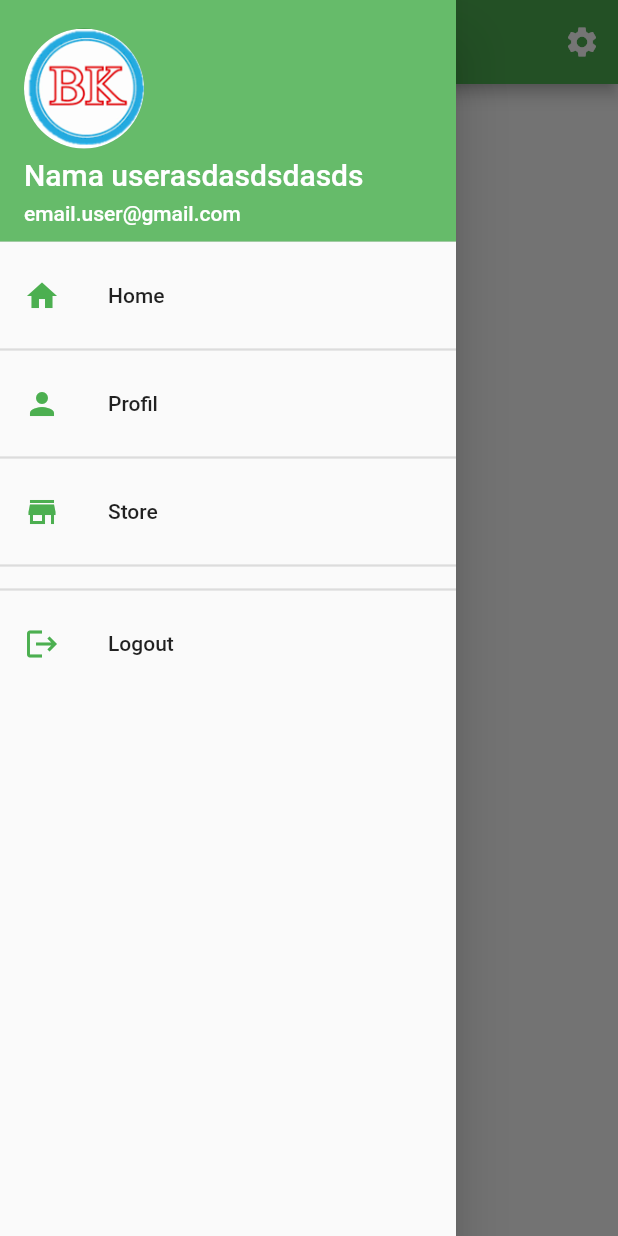
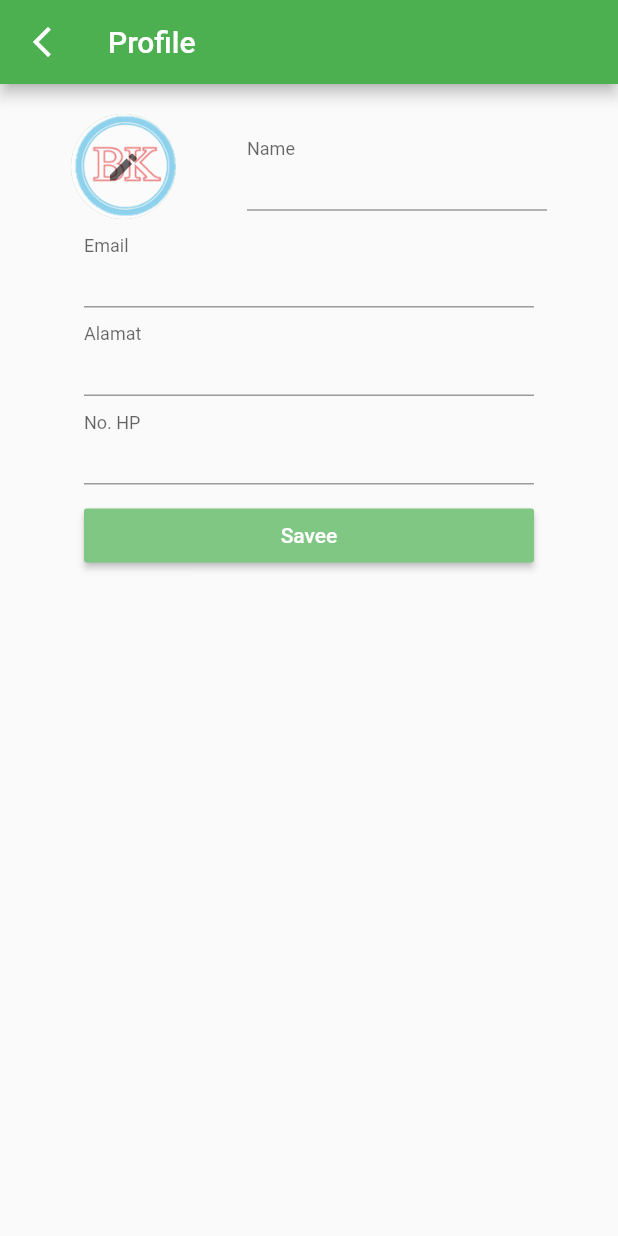
Before and after one commit to RayhanHamada/bakti-karya, a Flutter app: the screen it shows after launch, after a tap on the "menu" icon, after a tap on "Profil", on a phone screen of 412 x 824 dp. Run offline on Flutter 3.47's test engine with Material 2 defaults, Android fonts, the phone set to English and light mode, and no system bars.

Commit message:
feat: add me page and edit custom drawer

```diff
--- a/lib/components/CustomDrawer.dart
+++ b/lib/components/CustomDrawer.dart
@@ -1,3 +1,4 @@
+import 'package:bakti_karya/pages/me_page/me_page.dart';
 import 'package:flutter/material.dart';
 
 class CustomDrawer extends StatefulWidget {
@@ -6,65 +7,28 @@ class CustomDrawer extends StatefulWidget {
 }
 
 class _CustomDrawerState extends State<CustomDrawer> {
+  void _navigateToProfilePage() {
+    Navigator.push(
+      context,
+      MaterialPageRoute(
+        builder: (context) => MePage(),
+      ),
+    );
+  }
+
   @override
   Widget build(BuildContext context) {
     return Drawer(
-      child: ListView(
-        // crossAxisAlignment: CrossAxisAlignment.stretch,
+      child: Column(
+        crossAxisAlignment: CrossAxisAlignment.stretch,
         children: [
-          DrawerHeader(
-            curve: Curves.bounceInOut,
-            decoration: BoxDecoration(
-              color: Colors.green[400],
-            ),
-            child: Flex(
-              direction: Axis.vertical,
-              crossAxisAlignment: CrossAxisAlignment.start,
-              mainAxisAlignment: MainAxisAlignment.spaceAround,
-              children: [
-                CircleAvatar(
-                  foregroundImage: AssetImage(
-                    'assets/logo.png',
-                  ),
-                  radius: 40.0,
-                ),
-                Text(
-                  'Nama userasdasdsdasds',
-                  style: TextStyle(
-                    // fontWeight: FontWeight.bold,
-                    fontSize: 20,
-                    color: Colors.white,
-                    overflow: TextOverflow.clip,
-                  ),
-                ),
-                Text(
-                  'email.user@gmail.com',
-                  style: TextStyle(
-                    color: Colors.white,
-                  ),
-                ),
-              ],
-            ),
-          ),
+          _buildDrawerHeader(),
           ListTile(
             title: Text(
               'Home',
             ),
             leading: Icon(
               Icons.home,
-              color: Colors.green,
-            ),
-            onTap: () {},
-          ),
-          Divider(
-            thickness: 1.5,
-          ),
-          ListTile(
-            title: Text(
-              'Profil',
-            ),
-            leading: Icon(
-              Icons.person,
               color: Colors.green,
             ),
             onTap: () {},
@@ -85,10 +49,20 @@ class _CustomDrawerState extends State<CustomDrawer> {
           Divider(
             thickness: 1.5,
           ),
-          Spacer(),
+          ListTile(
+            title: Text(
+              'Profil',
+            ),
+            leading: Icon(
+              Icons.person,
+              color: Colors.green,
+            ),
+            onTap: _navigateToProfilePage,
+          ),
           Divider(
             thickness: 1.5,
           ),
+          Spacer(),
           ListTile(
             title: Text(
               'Logout',
@@ -103,4 +77,40 @@ class _CustomDrawerState extends State<CustomDrawer> {
       ),
     );
   }
+
+  DrawerHeader _buildDrawerHeader() {
+    return DrawerHeader(
+      curve: Curves.bounceInOut,
+      decoration: BoxDecoration(
+        color: Colors.green[400],
+      ),
+      child: Column(
+        crossAxisAlignment: CrossAxisAlignment.start,
+        mainAxisAlignment: MainAxisAlignment.spaceAround,
+        children: [
+          CircleAvatar(
+            foregroundImage: AssetImage(
+              'assets/logo.png',
+            ),
+            radius: 40.0,
+          ),
+          Text(
+            'Nama userasdasdsdasds',
+            style: TextStyle(
+              // fontWeight: FontWeight.bold,
+              fontSize: 20,
+              color: Colors.white,
+              overflow: TextOverflow.clip,
+            ),
+          ),
+          Text(
+            'email.user@gmail.com',
+            style: TextStyle(
+              color: Colors.white,
+            ),
+          ),
+        ],
+      ),
+    );
+  }
 }
--- /dev/null
+++ b/lib/pages/me_page/me_form.dart
@@ -0,0 +1,111 @@
+import 'package:flutter/material.dart';
+
+class MeForm extends StatefulWidget {
+  @override
+  _MeFormState createState() => _MeFormState();
+}
+
+class _MeFormState extends State<MeForm> {
+  @override
+  Widget build(BuildContext context) {
+    return SingleChildScrollView(
+      child: Center(
+        child: Padding(
+          padding: const EdgeInsets.only(
+            top: 20.0,
+            bottom: 20.0,
+          ),
+          child: Column(
+            children: [
+              Row(
+                mainAxisAlignment: MainAxisAlignment.spaceEvenly,
+                children: [
+                  Container(
+                    width: 70.0,
+                    height: 70.0,
+                    child: Stack(
+                      children: <Widget>[
+                        Opacity(
+                          opacity: 0.5,
+                          child: CircleAvatar(
+                            foregroundImage: AssetImage(
+                              'assets/logo.png',
+                            ),
+                            radius: 40,
+                          ),
+                        ),
+                        Align(
+                          alignment: Alignment.center,
+                          child: Opacity(
+                            opacity: 0.7,
+                            child: Icon(
+                              Icons.edit,
+                            ),
+                          ),
+                        ),
+                      ],
+                    ),
+                  ),
+                  SizedBox(
+                    width: 200,
+                    child: TextField(
+                      decoration: InputDecoration(
+                        labelText: 'Name',
+                        border: UnderlineInputBorder(),
+                        floatingLabelBehavior: FloatingLabelBehavior.always,
+                      ),
+                    ),
+                  ),
+                ],
+              ),
+              SizedBox(
+                width: 300,
+                child: TextField(
+                  readOnly: true,
+                  decoration: InputDecoration(
+                    labelText: 'Email',
+                    floatingLabelBehavior: FloatingLabelBehavior.always,
+                  ),
+                ),
+              ),
+              SizedBox(
+                width: 300,
+                child: TextField(
+                  decoration: InputDecoration(
+                    labelText: 'Alamat',
+                    floatingLabelBehavior: FloatingLabelBehavior.always,
+                  ),
+                ),
+              ),
+              SizedBox(
+                width: 300,
+                child: TextField(
+                  decoration: InputDecoration(
+                    labelText: 'No. HP',
+                    floatingLabelBehavior: FloatingLabelBehavior.always,
+                  ),
+                ),
+              ),
+              Container(
+                margin: const EdgeInsets.all(
+                  10.0,
+                ),
+                width: 300.0,
+                child: MaterialButton(
+                  child: Text(
+                    'Savee',
+                    style: TextStyle(
+                      color: Colors.white,
+                    ),
+                  ),
+                  onPressed: () {},
+                  color: Colors.green[300],
+                ),
+              )
+            ],
+          ),
+        ),
+      ),
+    );
+  }
+}
--- /dev/null
+++ b/lib/pages/me_page/me_page.dart
@@ -0,0 +1,24 @@
+import 'package:bakti_karya/pages/me_page/me_form.dart';
+import 'package:flutter/material.dart';
+
+class MePage extends StatelessWidget {
+  @override
+  Widget build(BuildContext context) {
+    return Scaffold(
+      appBar: AppBar(
+        leading: IconButton(
+          icon: Icon(
+            Icons.arrow_back_ios_new_outlined,
+          ),
+          onPressed: () {
+            Navigator.pop(context);
+          },
+        ),
+        title: Text(
+          'Profile',
+        ),
+      ),
+      body: MeForm(),
+    );
+  }
+}
```
